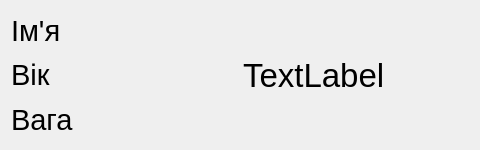
Above: my_data.ui from Mr-Computer/Your-beautiful-body before the change. Below: the same form after it.
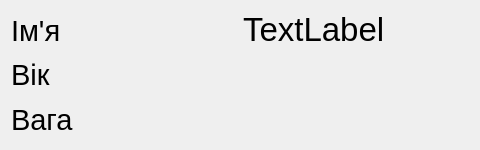
That is the form after the change.

What changed in the file:
```diff
--- a/my_data.ui
+++ b/my_data.ui
@@ -72,6 +72,9 @@
      <property name="text">
       <string>TextLabel</string>
      </property>
+     <property name="alignment">
+      <set>Qt::AlignLeading|Qt::AlignLeft|Qt::AlignTop</set>
+     </property>
     </widget>
    </item>
   </layout>
```
